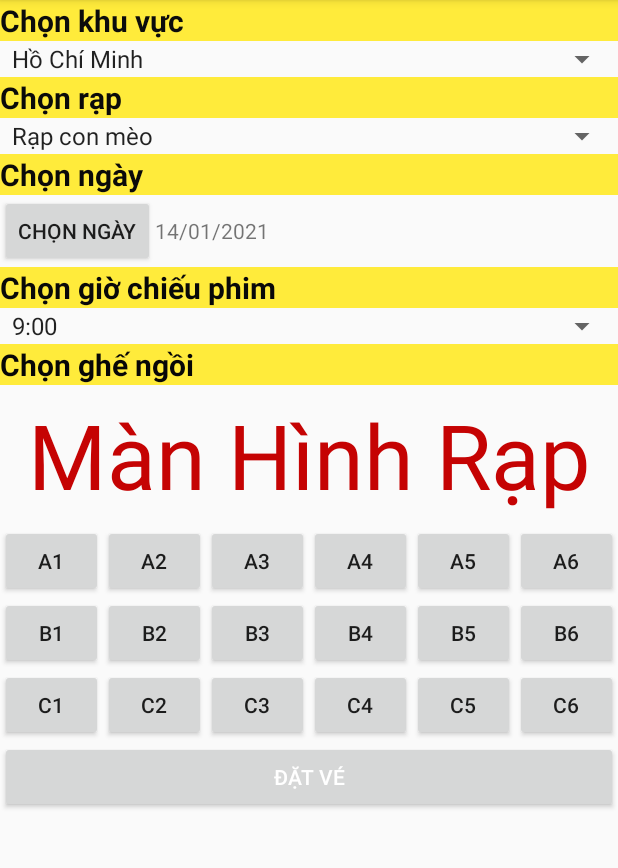
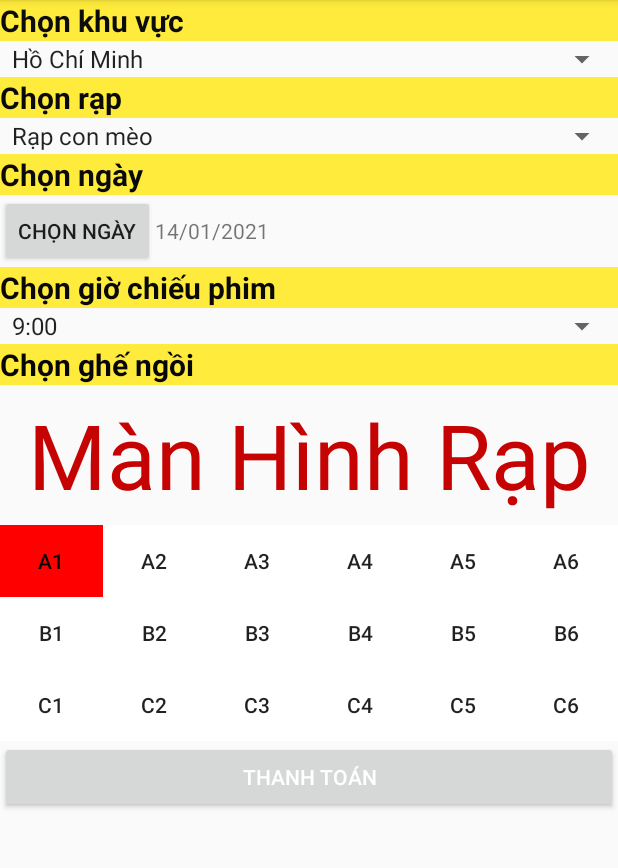
Before and after one commit to HuynhVanBinh-CDPM18C/0306181203_HuynhVanBinh_android, an Android app: the datve screen opened directly, with no data from a screen before it, after a tap on "A1", on a phone screen of 412 x 824 dp, the part 84-952 px from its top. Run offline under Robolectric (Android 15) with nearby library versions, the phone set to English and light mode, and no system bars.

Commit message:
thetran 14/01 lần 5
xử lý màu khi click vào button

```diff
--- a/android22/app/src/main/java/com/example/demo11_11/MainActivity.java
+++ b/android22/app/src/main/java/com/example/demo11_11/MainActivity.java
@@ -86,7 +86,7 @@ public class MainActivity extends AppCompatActivity {
 
         // Tạo request lên server.
         Request sapchieu = new Request.Builder()
-                .url("http://192.168.1.150:8080/api1/apiphimsapchieu.php")
+                .url("http://192.168.88.105/api1/apiphimsapchieu.php")
                 .build();
 
         // Khởi tạo OkHttpClient để lấy dữ liệu.
@@ -137,7 +137,7 @@ public class MainActivity extends AppCompatActivity {
 
         // Tạo request lên server.
         Request request = new Request.Builder()
-                .url("http://192.168.1.150:8080/api1/api.php")
+                .url("http://192.168.88.105/api1/api.php")
                 .build();
 
 
--- a/android22/app/src/main/java/com/example/demo11_11/chitietphim/chitietphimMain.java
+++ b/android22/app/src/main/java/com/example/demo11_11/chitietphim/chitietphimMain.java
@@ -54,7 +54,7 @@ public class chitietphimMain extends AppCompatActivity {
 
         // Tạo request lên server.
         Request request = new Request.Builder()
-                .url("http://192.168.1.150:8080/api1/chitietphim1.php")
+                .url("http://192.168.88.105/api1/chitietphim1.php")
                 .build();
 
 
--- a/android22/app/src/main/java/com/example/demo11_11/danhsachphim/danhsachphimMain.java
+++ b/android22/app/src/main/java/com/example/demo11_11/danhsachphim/danhsachphimMain.java
@@ -52,7 +52,7 @@ public class danhsachphimMain extends AppCompatActivity {
 
         // Tạo request lên server.
         Request request = new Request.Builder()
-                .url("http://192.168.1.150:8080/api1/api.php")
+                .url("http://192.168.88.105/api1/api.php")
                 .build();
 
 
@@ -92,7 +92,7 @@ public class danhsachphimMain extends AppCompatActivity {
 
         // Tạo request lên server.
         Request sapchieu = new Request.Builder()
-                .url("http://192.168.1.150:8080/api1/apiphimsapchieu.php")
+                .url("http://192.168.88.105/api1/apiphimsapchieu.php")
                 .build();
 
         // Khởi tạo OkHttpClient để lấy dữ liệu.
--- a/android22/app/src/main/java/com/example/demo11_11/datve.java
+++ b/android22/app/src/main/java/com/example/demo11_11/datve.java
@@ -1,9 +1,12 @@
 package com.example.demo11_11;
 
+import android.annotation.SuppressLint;
 import android.app.DatePickerDialog;
 import android.app.Dialog;
+import android.graphics.Color;
 import android.support.v7.app.AppCompatActivity;
 import android.os.Bundle;
+import android.view.MotionEvent;
 import android.view.View;
 import android.widget.AdapterView;
 import android.widget.ArrayAdapter;
@@ -23,6 +26,7 @@ public class datve extends AppCompatActivity implements View.OnClickListener  {
     int year,month,day;
     TextView txtNgayduocchon;
     Calendar cal;
+    @SuppressLint("ClickableViewAccessibility")
     @Override
     protected void onCreate(Bundle savedInstanceState) {
         super.onCreate(savedInstanceState);
@@ -78,6 +82,22 @@ public class datve extends AppCompatActivity implements View.OnClickListener  {
         btnA4.setOnClickListener(this);
         btnA5.setOnClickListener(this);
         btnA6.setOnClickListener(this);
+
+        btnA1.setOnTouchListener(new View.OnTouchListener() {
+
+            @Override
+            public boolean onTouch(View view, MotionEvent event) {
+                if (event.getAction() == MotionEvent.ACTION_UP) {
+                    btnA1.setBackgroundColor(Color.RED);
+                } else if (event.getAction() == MotionEvent.ACTION_DOWN) {
+                    btnA1.setBackgroundColor(Color.BLUE);
+                } else if (event.getAction() == MotionEvent.ACTION_MOVE) {
+                    btnA1.setBackgroundColor(Color.WHITE);
+                }
+                return false;
+            }
+
+        });
 
         btnB1 = findViewById(R.id.btnB1);
         btnB2 = findViewById(R.id.btnB2);
--- /dev/null
+++ b/android22/app/src/main/res/drawable/button_color.xml
@@ -0,0 +1,5 @@
+<?xml version="1.0" encoding="utf-8"?>
+<selector xmlns:android="http://schemas.android.com/apk/res/android">
+    <item android:drawable="@color/white"
+        />
+</selector>
--- a/android22/app/src/main/res/layout/activity_datve.xml
+++ b/android22/app/src/main/res/layout/activity_datve.xml
@@ -126,42 +126,49 @@
                     android:layout_width="wrap_content"
                     android:layout_height="wrap_content"
                     android:layout_weight="1"
-                    android:text="A1" />
+                    android:background="@drawable/button_color"
+                    android:text="A1"
+                    android:textColor="#050505" />
 
                 <Button
                     android:id="@+id/btnA2"
                     android:layout_width="wrap_content"
                     android:layout_height="wrap_content"
                     android:layout_weight="1"
-                    android:text="A2" />
+                    android:text="A2"
+                    android:background="@drawable/button_color"/>
 
                 <Button
                     android:id="@+id/btnA3"
                     android:layout_width="wrap_content"
                     android:layout_height="wrap_content"
                     android:layout_weight="1"
-                    android:text="A3" />
+                    android:text="A3"
+                    android:background="@drawable/button_color"/>
 
                 <Button
                     android:id="@+id/btnA4"
                     android:layout_width="wrap_content"
                     android:layout_height="wrap_content"
                     android:layout_weight="1"
-                    android:text="A4" />
+                    android:text="A4"
+                    android:background="@drawable/button_color"/>
 
                 <Button
                     android:id="@+id/btnA5"
                     android:layout_width="wrap_content"
                     android:layout_height="wrap_content"
                     android:layout_weight="1"
-                    android:text="A5" />
+                    android:text="A5"
+                    android:background="@drawable/button_color"/>
 
                 <Button
                     android:id="@+id/btnA6"
                     android:layout_width="wrap_content"
                     android:layout_height="wrap_content"
                     android:layout_weight="1"
-                    android:text="A6" />
+                    android:text="A6"
+                    android:background="@drawable/button_color"/>
             </LinearLayout>
 
             <LinearLayout
@@ -175,42 +182,48 @@
                     android:layout_width="wrap_content"
                     android:layout_height="wrap_content"
                     android:layout_weight="1"
-                    android:text="B1" />
+                    android:text="B1"
+                    android:background="@drawable/button_color"/>
 
                 <Button
                     android:id="@+id/btnB2"
                     android:layout_width="wrap_content"
                     android:layout_height="wrap_content"
                     android:layout_weight="1"
-                    android:text="B2" />
+                    android:text="B2"
+                    android:background="@drawable/button_color"/>
 
                 <Button
                     android:id="@+id/btnB3"
                     android:layout_width="wrap_content"
                     android:layout_height="wrap_content"
                     android:layout_weight="1"
-                    android:text="B3" />
+                    android:text="B3"
+                    android:background="@drawable/button_color"/>
 
                 <Button
                     android:id="@+id/btnB4"
                     android:layout_width="wrap_content"
                     android:layout_height="wrap_content"
                     android:layout_weight="1"
-                    android:text="B4" />
+                    android:text="B4"
+                    android:background="@drawable/button_color"/>
 
                 <Button
                     android:id="@+id/btnB5"
                     android:layout_width="wrap_content"
                     android:layout_height="wrap_content"
                     android:layout_weight="1"
-                    android:text="B5" />
+                    android:text="B5"
+                    android:background="@drawable/button_color"/>
 
                 <Button
                     android:id="@+id/btnB6"
                     android:layout_width="wrap_content"
                     android:layout_height="wrap_content"
                     android:layout_weight="1"
-                    android:text="B6" />
+                    android:text="B6"
+                    android:background="@drawable/button_color"/>
             </LinearLayout>
 
             <LinearLayout
@@ -224,51 +237,56 @@
                     android:layout_width="wrap_content"
                     android:layout_height="wrap_content"
                     android:layout_weight="1"
-                    android:text="C1" />
+                    android:text="C1"
+                    android:background="@drawable/button_color"/>
 
                 <Button
                     android:id="@+id/btnC2"
                     android:layout_width="wrap_content"
                     android:layout_height="wrap_content"
                     android:layout_weight="1"
-                    android:text="C2" />
+                    android:text="C2"
+                    android:background="@drawable/button_color"/>
 
                 <Button
                     android:id="@+id/btnC3"
                     android:layout_width="wrap_content"
                     android:layout_height="wrap_content"
                     android:layout_weight="1"
-                    android:text="C3" />
+                    android:text="C3"
+                    android:background="@drawable/button_color"/>
 
                 <Button
                     android:id="@+id/btnC4"
                     android:layout_width="wrap_content"
                     android:layout_height="wrap_content"
                     android:layout_weight="1"
-                    android:text="C4" />
+                    android:text="C4"
+                    android:background="@drawable/button_color"/>
 
                 <Button
                     android:id="@+id/btnC5"
                     android:layout_width="wrap_content"
                     android:layout_height="wrap_content"
                     android:layout_weight="1"
-                    android:text="C5" />
+                    android:text="C5"
+                    android:background="@drawable/button_color"/>
 
                 <Button
                     android:id="@+id/btnC6"
                     android:layout_width="wrap_content"
                     android:layout_height="wrap_content"
                     android:layout_weight="1"
-                    android:text="C6" />
+                    android:text="C6"
+                    android:background="@drawable/button_color"/>
             </LinearLayout>
 
             <Button
                 android:id="@+id/btnDatVe"
                 android:layout_width="match_parent"
                 android:layout_height="wrap_content"
-                android:text="Đặt vé"
-                android:textColor="#FFFFFF"
-                />
+                android:text="THANH TOÁN"
+                android:textColor="#FFFFFF" />
         </LinearLayout>
     </ScrollView>
 </android.support.constraint.ConstraintLayout>
--- a/android22/app/src/main/res/values/colors.xml
+++ b/android22/app/src/main/res/values/colors.xml
@@ -11,4 +11,6 @@
     <color name="colorAccent">#03DAC5</color>
     <color name="colorPrimary">#151c25</color>
     <color name="text_light_blue">#566f9a</color>
+    <color name="blue">#00f</color>
+    <color name="grey">#FFBDC1C9</color>
 </resources>
--- a/android22/app/src/main/res/xml/networksecurityconfig.xml
+++ b/android22/app/src/main/res/xml/networksecurityconfig.xml
@@ -1,6 +1,6 @@
 <?xml version="1.0" encoding="utf-8"?>
 <network-security-config>
     <domain-config cleartextTrafficPermitted="true">
-        <domain includeSubdomains="true">192.168.1.150</domain>
+        <domain includeSubdomains="true">192.168.88.105</domain>
     </domain-config>
 </network-security-config>
```
